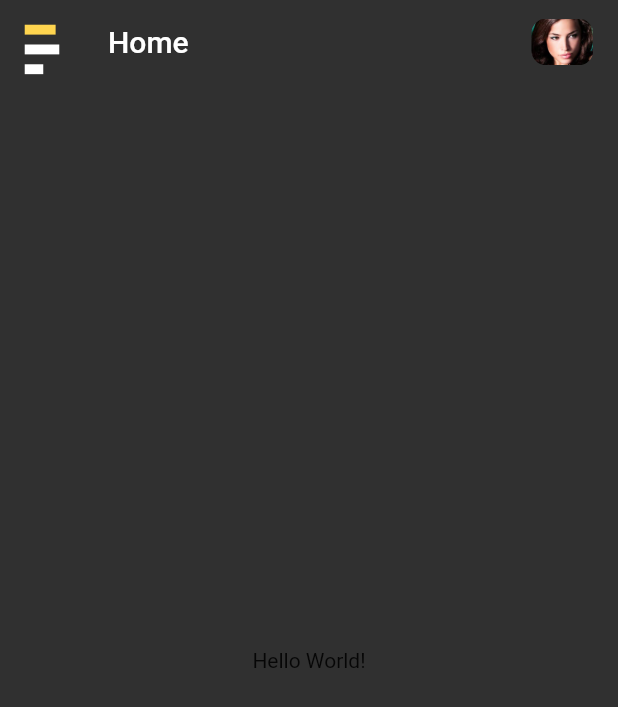
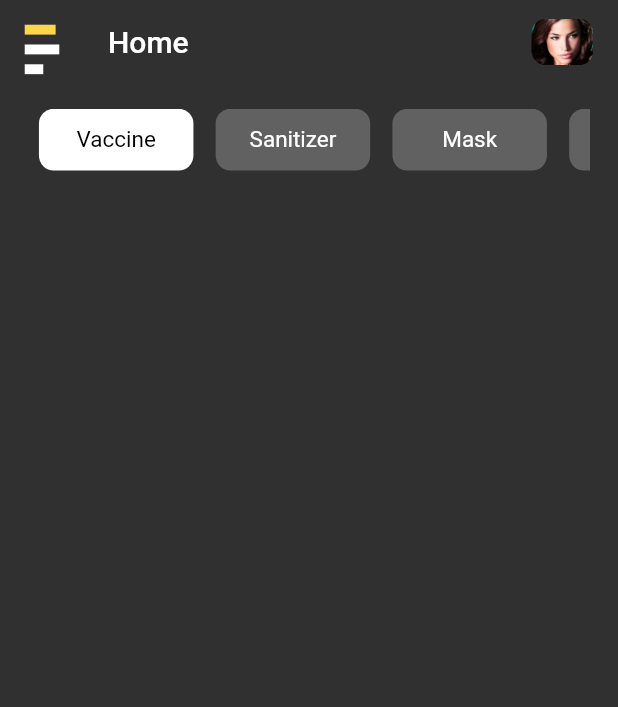
Before and after one commit to alpceylan/flutter-ui-challange, a Flutter app: the screen it shows after launch, on a phone screen of 412 x 824 dp. Shown: the top 707 px of the screen. Run offline on Flutter 3.47's test engine with Material 2 defaults, Android fonts, the phone set to English and light mode, and no system bars; Roboto replaces fonts that are missing (Gilroy-Medium).

Commit message:
week3 menu bar completed

```diff
--- a/week3_covidshop_ui/lib/main.dart
+++ b/week3_covidshop_ui/lib/main.dart
@@ -23,6 +23,9 @@ class MyApp extends StatelessWidget {
         ),
         debugShowCheckedModeBanner: false,
         home: HomeScreen(),
+        routes: {
+          HomeScreen.routeName: (ctx) => HomeScreen(),
+        },
       ),
     );
   }
--- a/week3_covidshop_ui/lib/providers/products.dart
+++ b/week3_covidshop_ui/lib/providers/products.dart
@@ -47,7 +47,20 @@ class Products {
       ),
     ];
 
+    final List<String> _productTypes = [
+      'Vaccine',
+      'Sanitizer',
+      'Mask',
+      'Gloves',
+      'Disinfectant',
+      'Hat',
+    ];
+
     List<Product> get products {
       return [..._products];
     }
+
+    List<String> get types {
+      return [..._productTypes];
+    }
 }
--- a/week3_covidshop_ui/lib/screens/home_screen.dart
+++ b/week3_covidshop_ui/lib/screens/home_screen.dart
@@ -11,13 +11,48 @@ import '../widgets/drawer_icon.dart';
 import '../models/product.dart';
 
 class HomeScreen extends StatelessWidget {
+  static const routeName = '/home';
+
   @override
   Widget build(BuildContext context) {
     final deviceHeight = MediaQuery.of(context).size.height;
     final deviceWidth = MediaQuery.of(context).size.width;
 
+    int index = 0;
+    int selectedIndex = 0;
+
     final Products productsData = Provider.of<Products>(context);
     final List<Product> products = productsData.products;
+    final List<String> types = productsData.types;
+
+    final List<Widget> typeWidgets = [];
+
+    types.forEach((type) {
+      typeWidgets.add(
+        Container(
+          height: deviceHeight * 0.05,
+          width: deviceWidth * 0.25,
+          margin: EdgeInsets.symmetric(
+            horizontal: deviceWidth * 0.018,
+          ),
+          decoration: BoxDecoration(
+            color: selectedIndex == index ? Colors.white : Colors.grey[700],
+            borderRadius: BorderRadius.all(
+              Radius.circular(10),
+            ),
+          ),
+          alignment: Alignment.center,
+          child: Text(
+            type,
+            style: TextStyle(
+              color: selectedIndex == index ? Colors.black : Colors.white,
+              fontSize: 15,
+            ),
+          ),
+        ),
+      );
+      index++;
+    });
 
     return Scaffold(
       backgroundColor: Theme.of(context).backgroundColor,
@@ -28,7 +63,12 @@ class HomeScreen extends StatelessWidget {
         title: Row(
           mainAxisAlignment: MainAxisAlignment.start,
           children: [
-            Text('Home', style: TextStyle(fontWeight: FontWeight.w500,),),
+            Text(
+              'Home',
+              style: TextStyle(
+                fontWeight: FontWeight.w500,
+              ),
+            ),
           ],
         ),
         actions: [
@@ -54,8 +94,20 @@ class HomeScreen extends StatelessWidget {
       body: Container(
         height: deviceHeight,
         width: deviceWidth,
-        alignment: Alignment.center,
-        child: Text('Hello World!'),
+        padding: EdgeInsets.symmetric(
+          vertical: deviceHeight * 0.02,
+          horizontal: deviceWidth * 0.045,
+        ),
+        child: Column(
+          children: [
+            SingleChildScrollView(
+              scrollDirection: Axis.horizontal,
+              child: Row(
+                children: [...typeWidgets],
+              ),
+            ),
+          ],
+        ),
       ),
     );
   }
```
